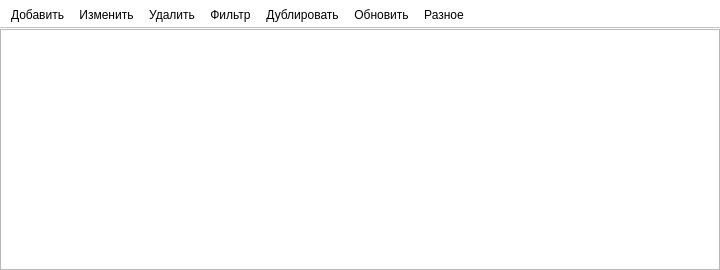
Old version of the form ui/templates ui/table.ui in the repository Meller008/CRM-Avi.
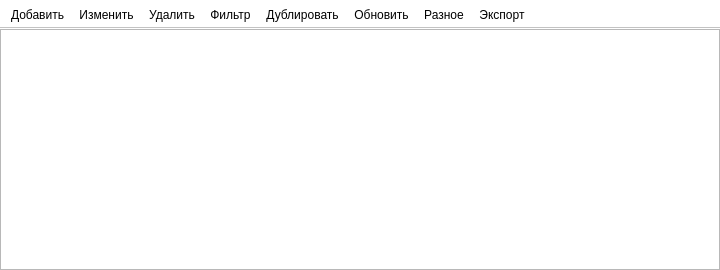
New version of the form.

What changed in the file:
```diff
--- a/ui/templates ui/table.ui
+++ b/ui/templates ui/table.ui
@@ -83,6 +83,7 @@
    <addaction name="pb_copy"/>
    <addaction name="pb_update"/>
    <addaction name="pb_other"/>
+   <addaction name="pb_export"/>
   </widget>
   <action name="pb_add">
    <property name="text">
@@ -119,6 +120,11 @@
     <string>Разное</string>
    </property>
   </action>
+  <action name="pb_export">
+   <property name="text">
+    <string>Экспорт</string>
+   </property>
+  </action>
  </widget>
  <resources/>
  <connections>
```
Left out of the diff: 17 changed lines with no effect on the pictures.
